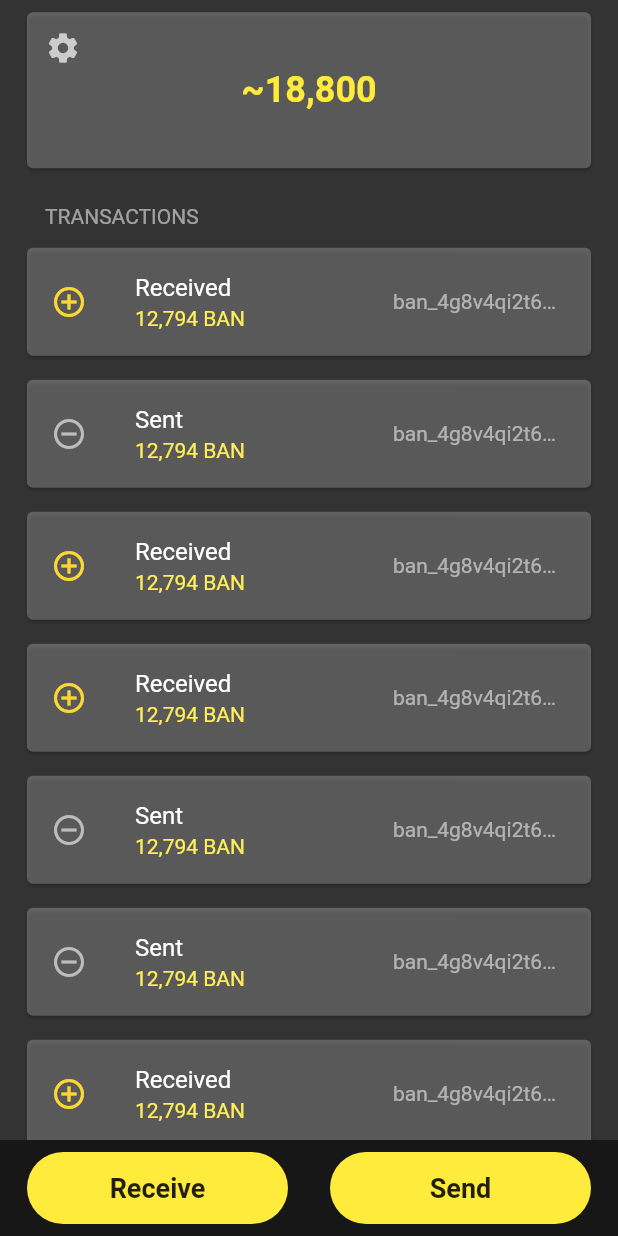
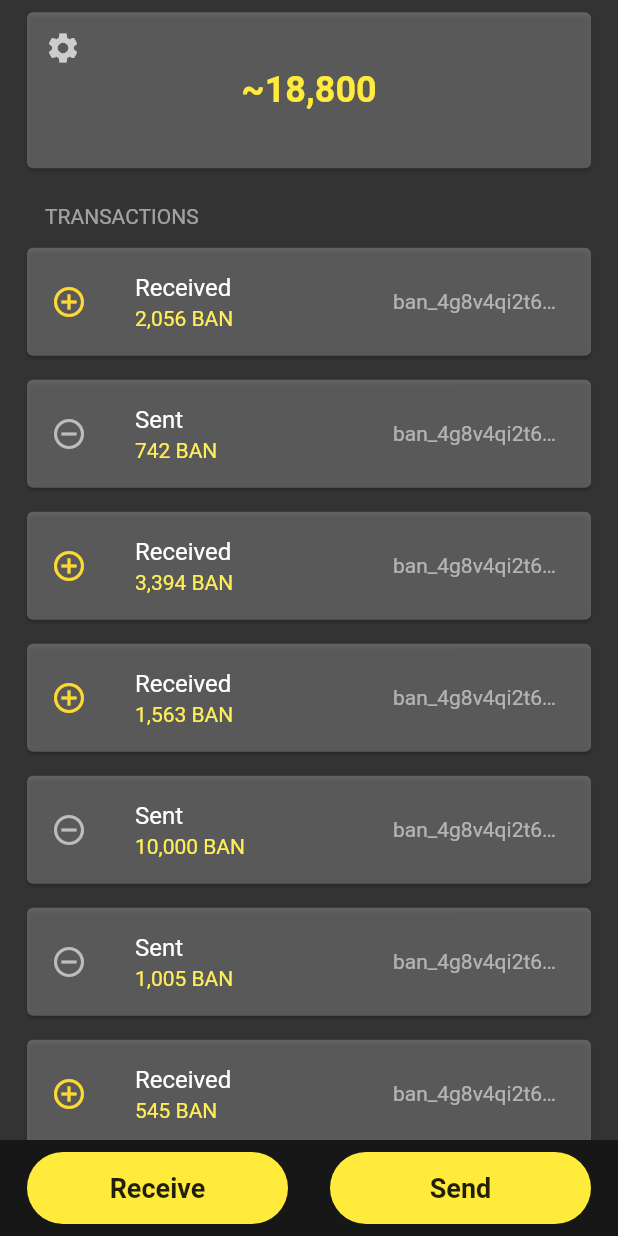
Before and after one commit to artnest/walletery, a Flutter app: the screen it shows after launch, on a phone screen of 412 x 824 dp. Run offline on Flutter 3.47's test engine with Material 2 defaults, Android fonts, the phone set to English and light mode, and no system bars; our stand-ins replace moor_flutter; generated files the repository leaves out were written again.

Commit message:
Update sample data

```diff
--- a/lib/ui/home_page.dart
+++ b/lib/ui/home_page.dart
@@ -33,16 +33,16 @@ class _HomePageState extends State<HomePage> {
     return ListView(
       padding: EdgeInsets.fromLTRB(0, 5, 0, 15),
       children: <Widget>[
-        TransactionCard('12,794 BAN', isSent: false),
-        TransactionCard('12,794 BAN', isSent: true),
-        TransactionCard('12,794 BAN', isSent: false),
-        TransactionCard('12,794 BAN', isSent: false),
-        TransactionCard('12,794 BAN', isSent: true),
-        TransactionCard('12,794 BAN', isSent: true),
-        TransactionCard('12,794 BAN', isSent: false),
-        TransactionCard('12,794 BAN', isSent: false),
-        TransactionCard('12,794 BAN', isSent: true),
-        TransactionCard('12,794 BAN', isSent: false),
+        TransactionCard('2,056 BAN', isSent: false),
+        TransactionCard('742 BAN', isSent: true),
+        TransactionCard('3,394 BAN', isSent: false),
+        TransactionCard('1,563 BAN', isSent: false),
+        TransactionCard('10,000 BAN', isSent: true),
+        TransactionCard('1,005 BAN', isSent: true),
+        TransactionCard('545 BAN', isSent: false),
+        TransactionCard('4,356 BAN', isSent: false),
+        TransactionCard('2,930 BAN', isSent: true),
+        TransactionCard('5,705 BAN', isSent: false),
       ],
     );
   }
```
